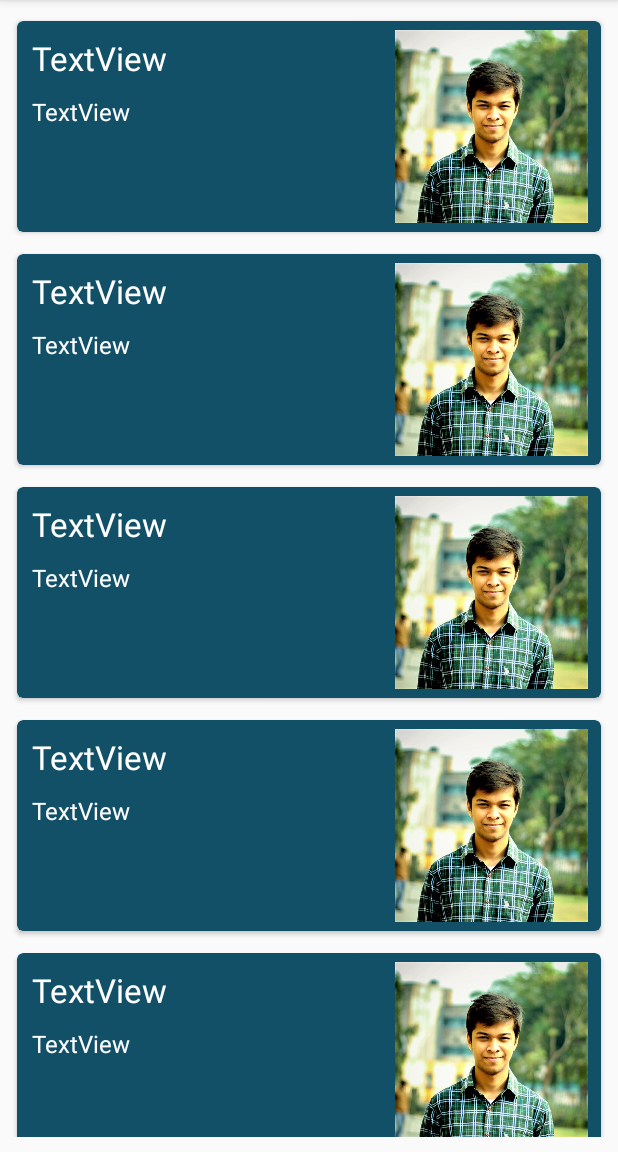
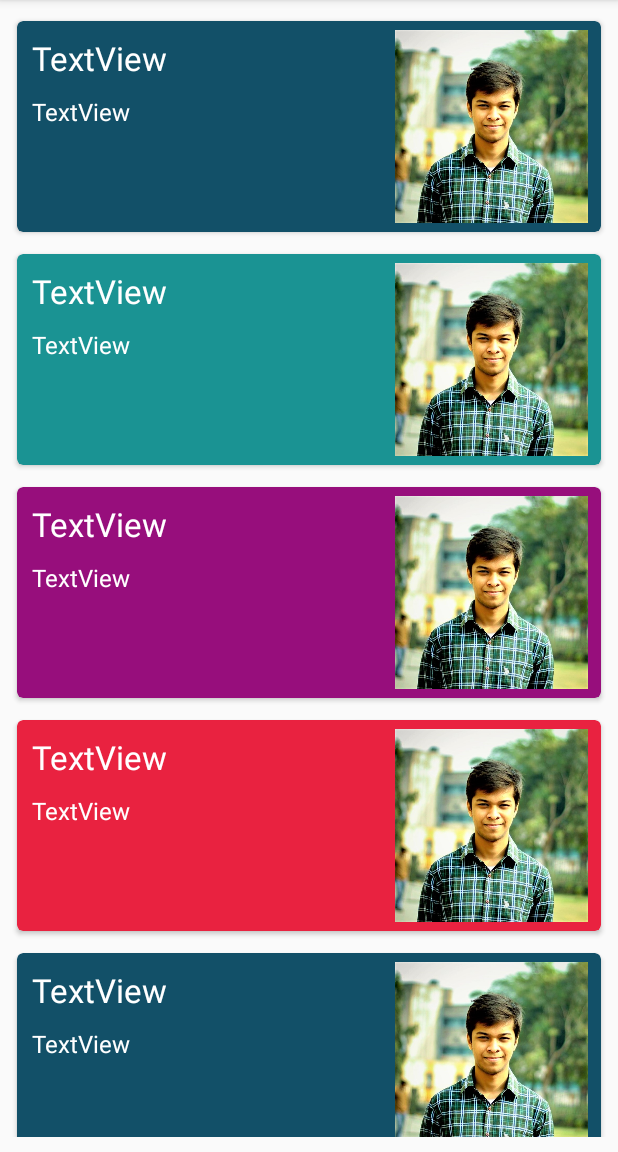
Before and after one commit to dungarpan/Online-Events, an Android app: the screen it shows after launch (OnlineActivity), on a phone screen of 412 x 824 dp, the part 84-1236 px from its top. Run offline under Robolectric (Android 15) with nearby library versions, the phone set to English and light mode, and no system bars.

Commit message:
changed colours

```diff
--- a/app/src/main/res/layout/activity_desc2.xml
+++ b/app/src/main/res/layout/activity_desc2.xml
@@ -11,7 +11,7 @@
         android:layout_width="match_parent"
         android:layout_height="match_parent"
         android:layout_margin="0dp"
-        android:background="#125068"
+        android:background="#1a9393"
         android:baselineAligned="false"
         android:orientation="vertical"
         android:weightSum="1">
--- a/app/src/main/res/layout/activity_desc3.xml
+++ b/app/src/main/res/layout/activity_desc3.xml
@@ -11,7 +11,7 @@
         android:layout_width="match_parent"
         android:layout_height="match_parent"
         android:layout_margin="0dp"
-        android:background="#125068"
+        android:background="#970e7c"
         android:baselineAligned="false"
         android:orientation="vertical"
         android:weightSum="1">
--- a/app/src/main/res/layout/activity_desc4.xml
+++ b/app/src/main/res/layout/activity_desc4.xml
@@ -11,7 +11,7 @@
         android:layout_width="match_parent"
         android:layout_height="match_parent"
         android:layout_margin="0dp"
-        android:background="#125068"
+        android:background="#e92240"
         android:baselineAligned="false"
         android:orientation="vertical"
         android:weightSum="1">
--- a/app/src/main/res/layout/activity_desc6.xml
+++ b/app/src/main/res/layout/activity_desc6.xml
@@ -11,7 +11,7 @@
         android:layout_width="match_parent"
         android:layout_height="match_parent"
         android:layout_margin="0dp"
-        android:background="#125068"
+        android:background="#1a9393"
         android:baselineAligned="false"
         android:orientation="vertical"
         android:weightSum="1">
--- a/app/src/main/res/layout/activity_desc7.xml
+++ b/app/src/main/res/layout/activity_desc7.xml
@@ -11,7 +11,7 @@
         android:layout_width="match_parent"
         android:layout_height="match_parent"
         android:layout_margin="0dp"
-        android:background="#125068"
+        android:background="#970e7c"
         android:baselineAligned="false"
         android:orientation="vertical"
         android:weightSum="1">
--- a/app/src/main/res/layout/activity_desc8.xml
+++ b/app/src/main/res/layout/activity_desc8.xml
@@ -11,7 +11,7 @@
         android:layout_width="match_parent"
         android:layout_height="match_parent"
         android:layout_margin="0dp"
-        android:background="#125068"
+        android:background="#e92240"
         android:baselineAligned="false"
         android:orientation="vertical"
         android:weightSum="1">
--- a/app/src/main/res/layout/activity_online.xml
+++ b/app/src/main/res/layout/activity_online.xml
@@ -78,6 +78,7 @@
 
             </LinearLayout>
         </android.support.v7.widget.CardView>
+
         <android.support.v7.widget.CardView
             android:id="@+id/card"
             android:layout_width="match_parent"
@@ -85,7 +86,7 @@
             android:layout_marginLeft="5dp"
             android:layout_marginRight="5dp"
             android:layout_marginTop="5dp"
-            app:cardBackgroundColor="#125068"
+            app:cardBackgroundColor="#1a9393"
             app:cardCornerRadius="4dp"
             app:cardElevation="2dp"
             app:cardUseCompatPadding="true">>
@@ -139,6 +140,7 @@
 
             </LinearLayout>
         </android.support.v7.widget.CardView>
+
         <android.support.v7.widget.CardView
             android:id="@+id/card"
             android:layout_width="match_parent"
@@ -146,7 +148,7 @@
             android:layout_marginLeft="5dp"
             android:layout_marginRight="5dp"
             android:layout_marginTop="5dp"
-            app:cardBackgroundColor="#125068"
+            app:cardBackgroundColor="#970e7c"
             app:cardCornerRadius="4dp"
             app:cardElevation="2dp"
             app:cardUseCompatPadding="true">>
@@ -200,6 +202,7 @@
 
             </LinearLayout>
         </android.support.v7.widget.CardView>
+
         <android.support.v7.widget.CardView
             android:id="@+id/card"
             android:layout_width="match_parent"
@@ -207,7 +210,7 @@
             android:layout_marginLeft="5dp"
             android:layout_marginRight="5dp"
             android:layout_marginTop="5dp"
-            app:cardBackgroundColor="#125068"
+            app:cardBackgroundColor="#e92240"
             app:cardCornerRadius="4dp"
             app:cardElevation="2dp"
             app:cardUseCompatPadding="true">>
@@ -261,6 +264,7 @@
 
             </LinearLayout>
         </android.support.v7.widget.CardView>
+
         <android.support.v7.widget.CardView
             android:id="@+id/card"
             android:layout_width="match_parent"
@@ -322,6 +326,7 @@
 
             </LinearLayout>
         </android.support.v7.widget.CardView>
+
         <android.support.v7.widget.CardView
             android:id="@+id/card"
             android:layout_width="match_parent"
@@ -329,7 +334,7 @@
             android:layout_marginLeft="5dp"
             android:layout_marginRight="5dp"
             android:layout_marginTop="5dp"
-            app:cardBackgroundColor="#125068"
+            app:cardBackgroundColor="#1a9393"
             app:cardCornerRadius="4dp"
             app:cardElevation="2dp"
             app:cardUseCompatPadding="true">>
@@ -383,6 +388,7 @@
 
             </LinearLayout>
         </android.support.v7.widget.CardView>
+
         <android.support.v7.widget.CardView
             android:id="@+id/card"
             android:layout_width="match_parent"
@@ -390,7 +396,7 @@
             android:layout_marginLeft="5dp"
             android:layout_marginRight="5dp"
             android:layout_marginTop="5dp"
-            app:cardBackgroundColor="#125068"
+            app:cardBackgroundColor="#970e7c"
             app:cardCornerRadius="4dp"
             app:cardElevation="2dp"
             app:cardUseCompatPadding="true">>
@@ -444,6 +450,7 @@
 
             </LinearLayout>
         </android.support.v7.widget.CardView>
+
         <android.support.v7.widget.CardView
             android:id="@+id/card"
             android:layout_width="match_parent"
@@ -451,7 +458,7 @@
             android:layout_marginLeft="5dp"
             android:layout_marginRight="5dp"
             android:layout_marginTop="5dp"
-            app:cardBackgroundColor="#125068"
+            app:cardBackgroundColor="#e92240"
             app:cardCornerRadius="4dp"
             app:cardElevation="2dp"
             app:cardUseCompatPadding="true">>
```
